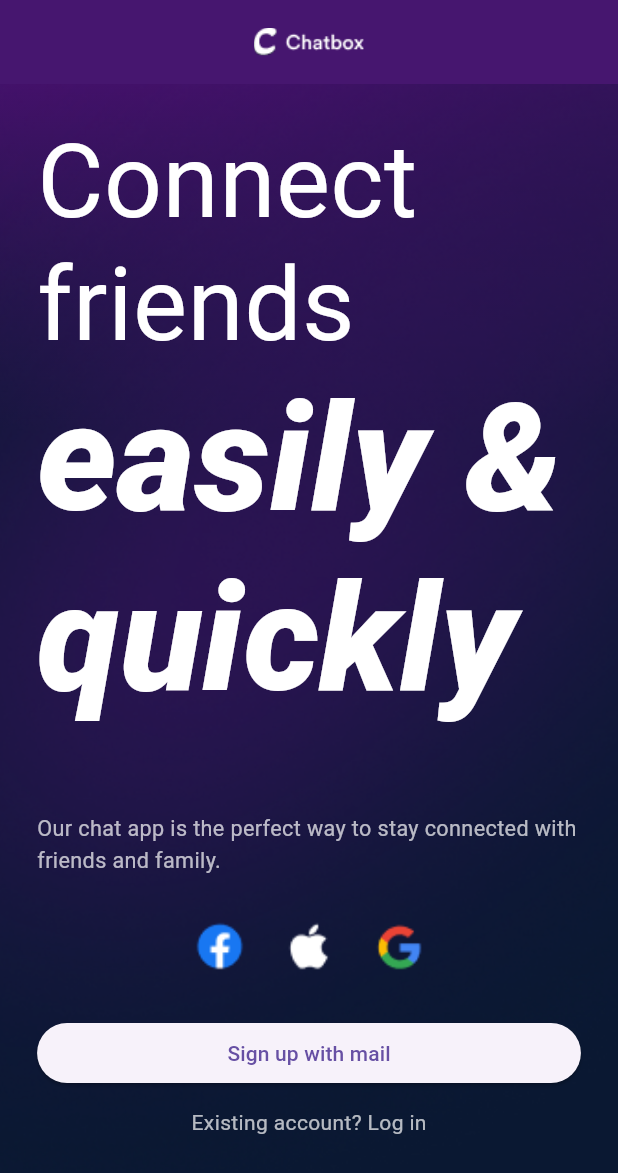
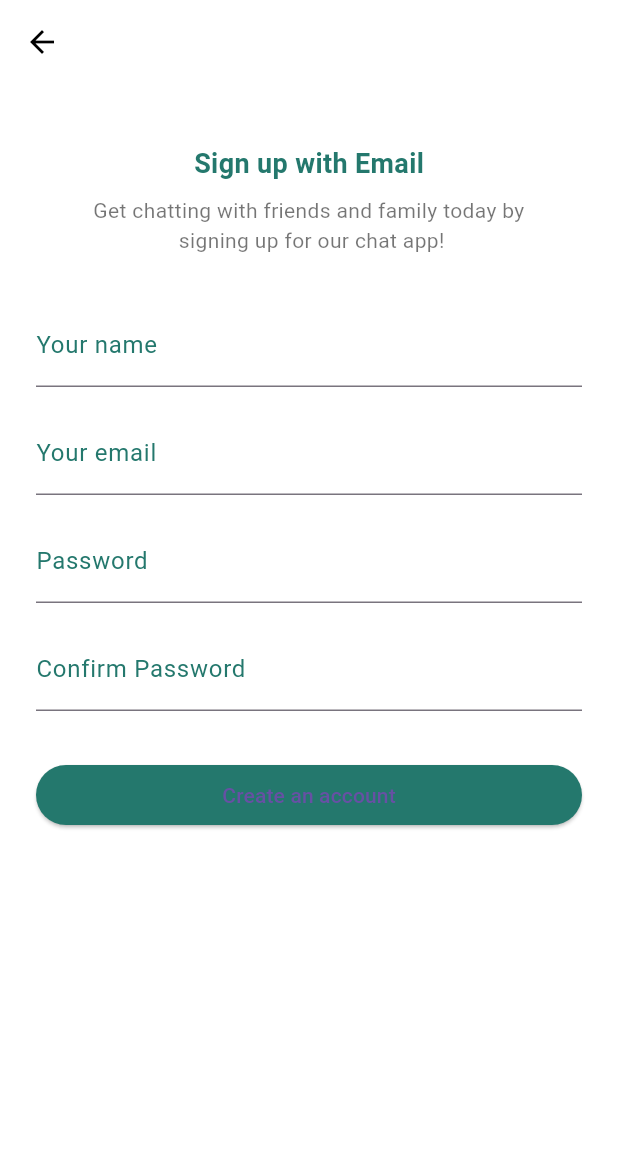
Before and after one commit to Umerjamshaid/chatbox-app, a Flutter app: the screen it shows after launch, scrolled down 41 dp, after a tap on "Sign up with mail", on a phone screen of 412 x 824 dp. Shown: the top 1173 px of the screen. Run offline on Flutter 3.47's test engine with Material 3 defaults, Android fonts, the phone set to English and light mode, and no system bars; our stand-ins replace cloud_firestore, firebase_auth, firebase_core, flutter_slidable, flutter_svg, icons_plus; accounts and stored records are empty; Roboto replaces fonts that are missing (Helvetica, caros).

Commit message:
add sign_up screen and its backend logic :)

```diff
--- /dev/null
+++ b/lib/SignUp.dart
@@ -0,0 +1,177 @@
+import 'package:flutter/material.dart';
+import 'package:firebase_auth/firebase_auth.dart';
+import 'package:cloud_firestore/cloud_firestore.dart';
+
+class Signup extends StatefulWidget {
+  const Signup({super.key});
+
+  @override
+  State<Signup> createState() => _SignupState();
+}
+
+class _SignupState extends State<Signup> {
+  final _nameController = TextEditingController();
+  final _emailController = TextEditingController();
+  final _passwordController = TextEditingController();
+  final _confirmController = TextEditingController();
+
+  final _auth = FirebaseAuth.instance;
+  final _firestore = FirebaseFirestore.instance;
+
+  void _register() async {
+    if (_passwordController.text != _confirmController.text) {
+      _showError("Passwords do not match");
+      return;
+    }
+    try {
+      UserCredential userCredential = await _auth.createUserWithEmailAndPassword(
+        email: _emailController.text.trim(),
+        password: _passwordController.text.trim(),
+      );
+
+      await _firestore.collection('users').doc(userCredential.user!.uid).set({
+        'name': _nameController.text.trim(),
+        'email': _emailController.text.trim(),
+        'createdAt': FieldValue.serverTimestamp(),
+      });
+
+      Navigator.pop(context);
+    } on FirebaseAuthException catch (e) {
+      _showError(e.message ?? "Registration failed");
+    } catch (e) {
+      _showError("An unexpected error occurred");
+    }
+  }
+
+  void _showError(String message) {
+    showDialog(
+      context: context,
+      builder: (ctx) => AlertDialog(
+        title: const Text("Error"),
+        content: Text(message),
+        actions: [
+          TextButton(
+            onPressed: () => Navigator.pop(ctx),
+            child: const Text("OK"),
+          ),
+        ],
+      ),
+    );
+  }
+
+  @override
+  Widget build(BuildContext context) {
+    return Scaffold(
+      appBar: AppBar(
+        leading: IconButton(
+          icon: const Icon(Icons.arrow_back, color: Colors.black),
+          onPressed: () => Navigator.pop(context),
+        ),
+        elevation: 0,
+        backgroundColor: Colors.white,
+      ),
+      backgroundColor: Colors.white,
+      body: SingleChildScrollView(
+        padding: const EdgeInsets.all(24.0),
+        child: Column(
+          crossAxisAlignment: CrossAxisAlignment.start,
+          children: [
+            const SizedBox(height: 16),
+            const Center(
+              child: Text(
+                'Sign up with Email',
+                style: TextStyle(
+                  fontSize: 18,
+                  fontWeight: FontWeight.bold,
+                  color: Color(0xFF24786D),
+                ),
+              ),
+            ),
+            const SizedBox(height: 8),
+            const Center(
+              child: Text(
+                'Get chatting with friends and family today by\n signing up for our chat app!',
+                textAlign: TextAlign.center,
+                style: TextStyle(
+                  fontSize: 14,
+                  color: Colors.black54,
+                ),
+              ),
+            ),
+            const SizedBox(height: 32),
+            TextField(
+              controller: _nameController,
+              decoration: const InputDecoration(
+                labelText: 'Your name',
+                labelStyle: TextStyle(color: Color(0xFF24786D)),
+                focusedBorder: UnderlineInputBorder(
+                  borderSide: BorderSide(color: Color(0xFF24786D)),
+                ),
+              ),
+            ),
+            const SizedBox(height: 16),
+            TextField(
+              controller: _emailController,
+              decoration: const InputDecoration(
+                labelText: 'Your email',
+                labelStyle: TextStyle(color: Color(0xFF24786D)),
+                focusedBorder: UnderlineInputBorder(
+                  borderSide: BorderSide(color: Color(0xFF24786D)),
+                ),
+              ),
+            ),
+            const SizedBox(height: 16),
+            TextField(
+              controller: _passwordController,
+              obscureText: true,
+              decoration: const InputDecoration(
+                labelText: 'Password',
+                labelStyle: TextStyle(color: Color(0xFF24786D)),
+                focusedBorder: UnderlineInputBorder(
+                  borderSide: BorderSide(color: Color(0xFF24786D)),
+                ),
+              ),
+            ),
+            const SizedBox(height: 16),
+            TextField(
+              controller: _confirmController,
+              obscureText: true,
+              decoration: const InputDecoration(
+                labelText: 'Confirm Password',
+                labelStyle: TextStyle(color: Color(0xFF24786D)),
+                focusedBorder: UnderlineInputBorder(
+                  borderSide: BorderSide(color: Color(0xFF24786D)),
+                ),
+              ),
+            ),
+            const SizedBox(height: 32),
+            SizedBox(
+              width: double.infinity,
+              child: ElevatedButton(
+                onPressed: _register,
+                style: ElevatedButton.styleFrom(
+                  backgroundColor: const Color(0xFF24786D),
+                ),
+                child: const Text('Create an account'),
+              ),
+            ),
+          ],
+        ),
+      ),
+    );
+  }
+
+  @override
+  void dispose() {
+    _nameController.dispose();
+    _emailController.dispose();
+    _passwordController.dispose();
+    _confirmController.dispose();
+    super.dispose();
+  }
+}
+
+/** Suggestions for next iteration:
+ **a.** Add loading spinner during registration process.
+ **b.** Add phone number or profile photo field to Firestore document.
+ */
--- a/lib/onboarding_screen.dart
+++ b/lib/onboarding_screen.dart
@@ -1,3 +1,4 @@
+import 'package:chatbox/SignUp.dart';
 import 'package:chatbox/login_in_screen.dart';
 import 'package:flutter/material.dart';
 import 'package:flutter/services.dart';
@@ -133,7 +134,14 @@ class OnboardingScreen extends StatelessWidget {
                     SizedBox(
                       width: double.infinity,
                       child: ElevatedButton(
-                        onPressed: () {},
+                        onPressed: () {
+                          Navigator.push(
+                              context,
+                              MaterialPageRoute(
+                                  builder: (_) => const Signup(),
+                              ),
+                          );
+                        },
                         child: const Text('Sign up with mail'),
 
                       ),
```
Also changed, not shown: lib/firebase_options.dart, 4 other files.
